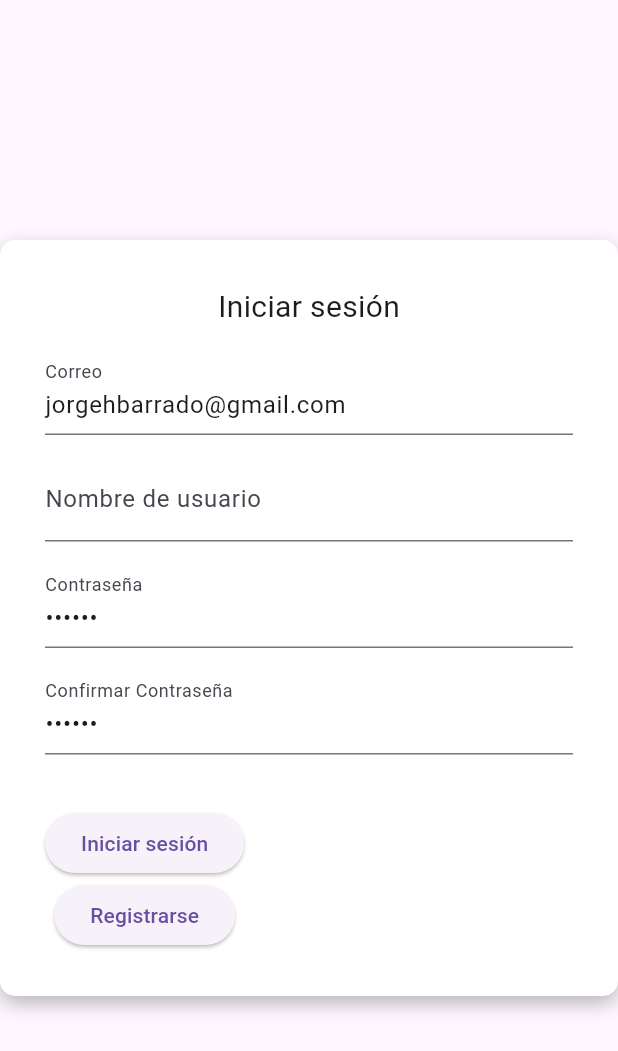
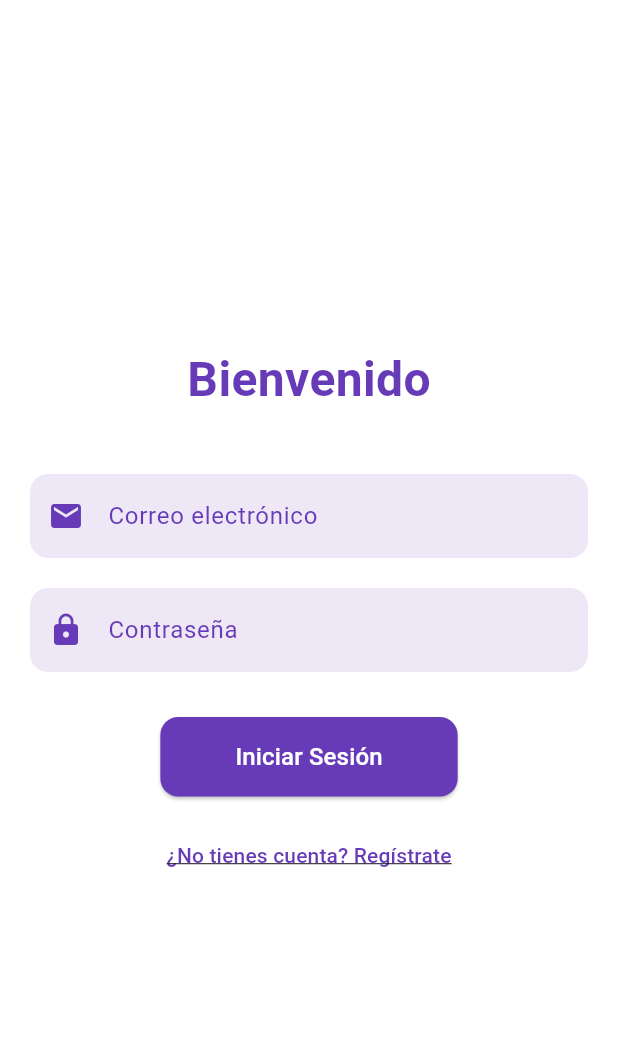
Before and after one commit to JorgeHBarrado95/PartyView, a Flutter app: the screen it shows after launch, on a phone screen of 412 x 824 dp. Shown: the top 1051 px of the screen. Run offline on Flutter 3.47's test engine with Material 3 defaults, Android fonts, the phone set to English and light mode, and no system bars; our stand-ins replace audioplayers, awesome_snackbar_content; missing offline and left inert: flutter_background, flutter_webrtc.

Commit message:
Rediseño del login

```diff
--- a/party_view/lib/main.dart
+++ b/party_view/lib/main.dart
@@ -1,10 +1,12 @@
 import 'package:flutter/material.dart';
 import 'package:party_view/provider/SalaProvider.dart';
 import 'package:party_view/provider/PersonaProvider.dart';
+import 'package:party_view/screens/Principal.dart';
+import 'package:party_view/screens/Registro/Login.dart';
+import 'package:party_view/screens/Registro/Registro.dart';
 import 'package:party_view/screens/ReproduccionAnfitrion.dart';
 import 'package:party_view/screens/SalaEspera.dart';
-import 'package:party_view/screens/Login.dart';
-import 'package:party_view/screens/Principal.dart';
+
 import 'package:provider/provider.dart';
 
 void main() {
@@ -26,7 +28,8 @@ class MyApp extends StatelessWidget {
       //Ruta de la aplicación
       initialRoute: "/login",
       routes: {
-        "/login": (context) => Login(),
+        "/login": (context) => LoginScreen(),
+        "/registro": (context) => RegistroScreen(),
         "/principal": (context) => Principal(),
         "/salaEspera": (context) => SalaEspera(),
         "/reproduccion": (context) => ReproduccionAnfitrion(),
--- /dev/null
+++ b/party_view/lib/screens/Registro/Login.dart
@@ -0,0 +1,90 @@
+import 'package:flutter/material.dart';
+
+class LoginScreen extends StatelessWidget {
+  @override
+  Widget build(BuildContext context) {
+    return Scaffold(
+      backgroundColor: Colors.white,
+      body: Center(
+        child: Padding(
+          padding: const EdgeInsets.all(20.0),
+          child: Column(
+            mainAxisAlignment: MainAxisAlignment.center,
+            children: [
+              Text(
+                "Bienvenido",
+                style: TextStyle(
+                  fontSize: 32,
+                  fontWeight: FontWeight.bold,
+                  color: Colors.deepPurple,
+                ),
+              ),
+              SizedBox(height: 40),
+              TextField(
+                decoration: InputDecoration(
+                  labelText: "Correo electrónico",
+                  labelStyle: TextStyle(color: Colors.deepPurple),
+                  filled: true,
+                  fillColor: Colors.deepPurple.shade50,
+                  border: OutlineInputBorder(
+                    borderRadius: BorderRadius.circular(12),
+                    borderSide: BorderSide.none,
+                  ),
+                  prefixIcon: Icon(Icons.email, color: Colors.deepPurple),
+                ),
+                keyboardType: TextInputType.emailAddress,
+              ),
+              SizedBox(height: 20),
+              TextField(
+                decoration: InputDecoration(
+                  labelText: "Contraseña",
+                  labelStyle: TextStyle(color: Colors.deepPurple),
+                  filled: true,
+                  fillColor: Colors.deepPurple.shade50,
+                  border: OutlineInputBorder(
+                    borderRadius: BorderRadius.circular(12),
+                    borderSide: BorderSide.none,
+                  ),
+                  prefixIcon: Icon(Icons.lock, color: Colors.deepPurple),
+                ),
+                obscureText: true,
+              ),
+              SizedBox(height: 30),
+              ElevatedButton(
+                onPressed: () {
+                  // Acción para iniciar sesión
+                },
+                style: ElevatedButton.styleFrom(
+                  backgroundColor: Colors.deepPurple,
+                  padding: EdgeInsets.symmetric(horizontal: 50, vertical: 15),
+                  shape: RoundedRectangleBorder(
+                    borderRadius: BorderRadius.circular(12),
+                  ),
+                ),
+                child: Text(
+                  "Iniciar Sesión",
+                  style: TextStyle(fontSize: 16, color: Colors.white),
+                ),
+              ),
+              SizedBox(height: 15),
+              TextButton(
+                onPressed: () {
+                  // Acción para redirigir a la pantalla de registro
+                  Navigator.pushNamed(context, "/registro");
+                },
+                child: Text(
+                  "¿No tienes cuenta? Regístrate",
+                  style: TextStyle(
+                    fontSize: 14,
+                    color: Colors.deepPurple,
+                    decoration: TextDecoration.underline,
+                  ),
+                ),
+              ),
+            ],
+          ),
+        ),
+      ),
+    );
+  }
+}
```
Also changed, not shown: party_view/lib/screens/Registro/Registro.dart (added, +120 -0 lines).
